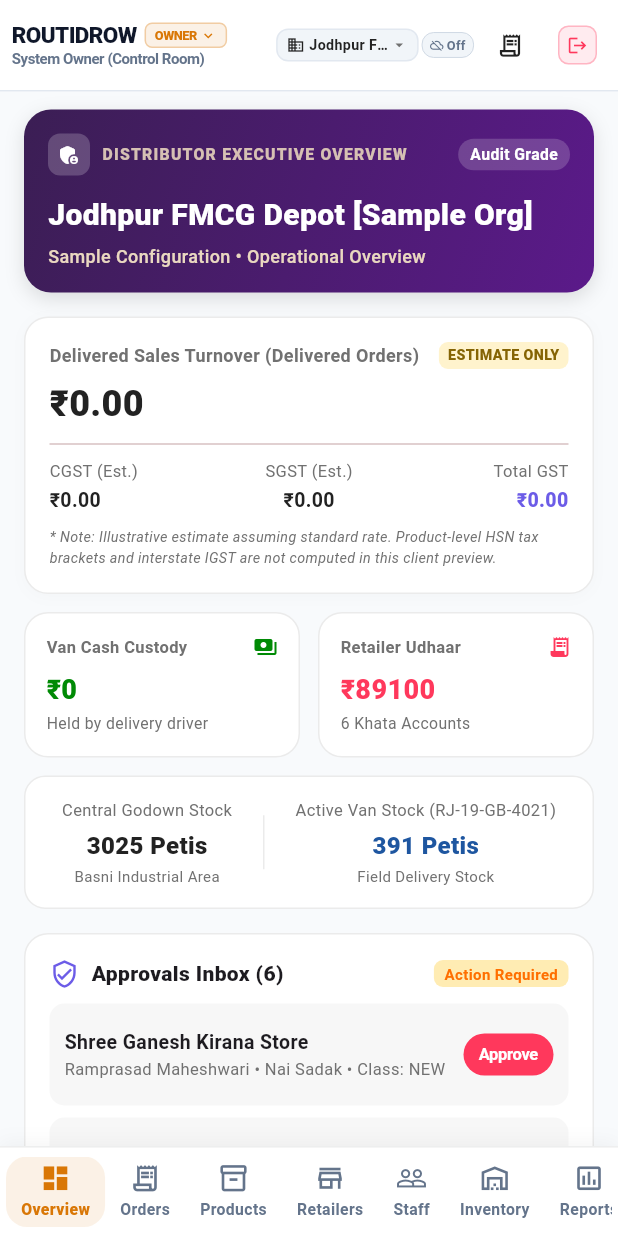
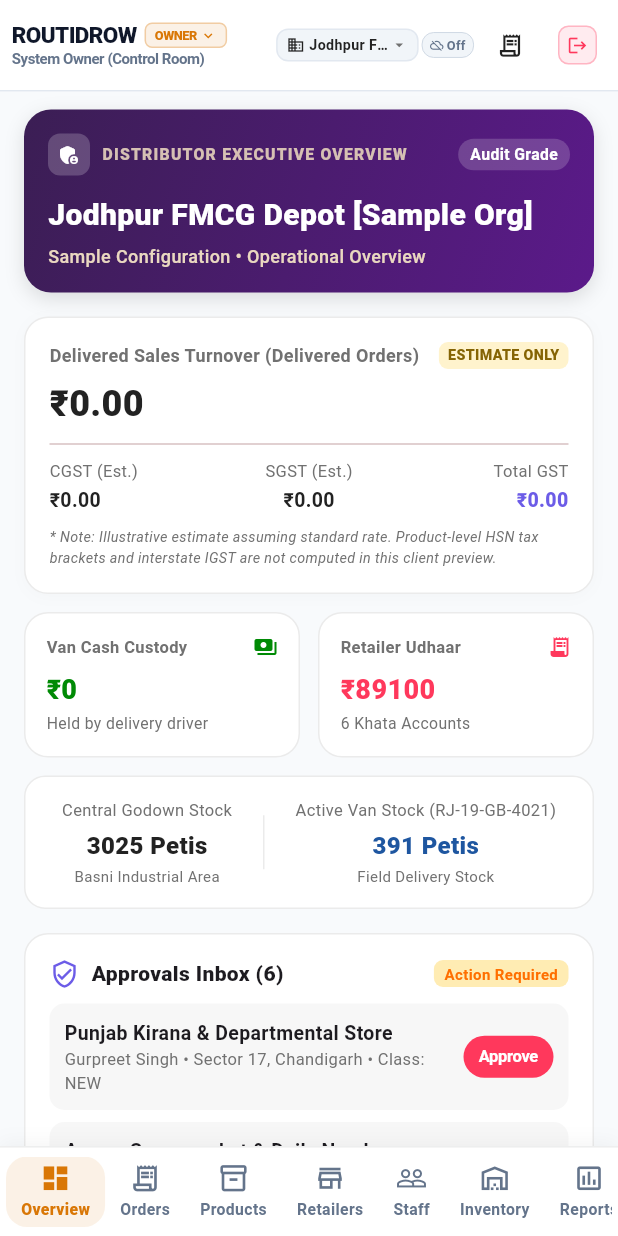
Before and after one commit to thisisrakeshhhh/app, a Flutter app: the screen it shows after launch, after a tap on "Sign In", after a tap on "Sales Rep", after a tap on "⚡ Instant Login as Distributor Owner", on a phone screen of 412 x 824 dp. Run offline on Flutter 3.47's test engine with Material 3 defaults, Android fonts, the light colour scheme and no system bars; our stand-ins replace drift, flutter_secure_storage, geolocator, google_maps_flutter, share_plus; accounts and stored records are empty; generated files the repository leaves out were written again.

Commit message:
feat(sales): live phone GPS via geolocator, Chandigarh & Mohali beat route with non-crossing road grid

```diff
--- a/flutter_distributor/lib/services/api_service.dart
+++ b/flutter_distributor/lib/services/api_service.dart
@@ -1290,8 +1290,8 @@ class ApiService extends ChangeNotifier {
         );
   }
 
-  double _currentRepLat = 26.2850;
-  double _currentRepLng = 73.0180;
+  double _currentRepLat = 30.7225;
+  double _currentRepLng = 76.7620;
 
   double get currentRepLat => _currentRepLat;
   double get currentRepLng => _currentRepLng;
@@ -1719,7 +1719,7 @@ class ApiService extends ChangeNotifier {
     return [...assigned, ...extras];
   }
 
-  /// Dynamically sequences today's beat stops along the physical road corridor (Sardarpura -> Nai Sadak)
+  /// Dynamically sequences today's beat stops along the physical road corridor (Chandigarh -> Mohali)
   /// starting from the salesperson's current real-time location.
   /// Strictly preserves monotonic forward progression along the urban corridor so routes NEVER cross themselves.
   List<RetailerShop> get dynamicRoadRouteShops {
@@ -1727,12 +1727,12 @@ class ApiService extends ChangeNotifier {
     if (allAssigned.isEmpty) return [];
 
     final sorted = List<RetailerShop>.from(allAssigned);
-    final bool startFromSouth = _currentRepLat < 26.2860;
+    final bool startFromMohaliSouth = _currentRepLat < 30.7100;
 
     sorted.sort((a, b) {
-      final latA = a.latitude ?? 26.2850;
-      final latB = b.latitude ?? 26.2850;
-      return startFromSouth ? latA.compareTo(latB) : latB.compareTo(latA);
+      final latA = a.latitude ?? 30.7225;
+      final latB = b.latitude ?? 30.7225;
+      return startFromMohaliSouth ? latA.compareTo(latB) : latB.compareTo(latA);
     });
 
     return sorted;
@@ -1750,7 +1750,7 @@ class ApiService extends ChangeNotifier {
     final currentRepEntry = SalesRepLeaderboardEntry(
       id: 'rep_current_akhendera',
       repName: 'Akhendera Singh (You)',
-      beatName: 'Sardarpura & Nai Sadak Route',
+      beatName: 'Chandigarh & Mohali Route',
       salesRevenueRupees: currentRepRevenue,
       visitsCompleted: currentRepVisitsCount,
       totalAssignedShops: totalBeatShops > 0 ? totalBeatShops : 6,
@@ -2928,7 +2928,7 @@ class ApiService extends ChangeNotifier {
   List<StaffMember> get staffList {
     if (_staff.isEmpty) {
       _staff = [
-        StaffMember(id: 'usr_sales_1', username: 'sales_rep', fullName: 'Vikram Rathore', role: 'SALES', assignedBeat: 'Sardarpura & Nai Sadak'),
+        StaffMember(id: 'usr_sales_1', username: 'sales_rep', fullName: 'Vikram Rathore', role: 'SALES', assignedBeat: 'Chandigarh & Mohali Route'),
         StaffMember(id: 'usr_wh_1', username: 'warehouse_user', fullName: 'Mukesh Godown', role: 'WAREHOUSE', assignedBeat: 'Central Godown (Basni Phase II)'),
         StaffMember(id: 'usr_del_1', username: 'delivery_user', fullName: 'Suresh Yadav', role: 'DELIVERY', assignedBeat: 'Van RJ-19-1234'),
         StaffMember(id: 'usr_adm_1', username: 'dist_admin', fullName: 'Rajesh Sharma', role: 'ADMIN', assignedBeat: 'Jodhpur FMCG Depot Head Office'),
@@ -3373,124 +3373,124 @@ class ApiService extends ChangeNotifier {
       }
     }
 
-    // 2. Jodhpur Kirana Retailers with Spatial Coordinates (Sardarpura & Nai Sadak Route)
+    // 2. Chandigarh & Mohali Retailers with Spatial Coordinates
     _retailers = [
       RetailerShop(
-        id: 'RET-JDH-01',
-        name: 'Shree Ganesh Kirana Store',
-        ownerName: 'Ramprasad Maheshwari',
-        phone: '+91 98290 12345',
-        address: 'Shop 14, Nai Sadak (Opp. Ghanta Ghar)',
-        area: 'Nai Sadak',
-        routeId: 'route_nai_sadak_01',
+        id: 'RET-CHD-01',
+        name: 'Punjab Kirana & Departmental Store',
+        ownerName: 'Gurpreet Singh',
+        phone: '+91 98150 12345',
+        address: 'SCO 45, Sector 17-C (Near Neelam Cinema)',
+        area: 'Sector 17, Chandigarh',
+        routeId: 'route_chd_mohali_01',
         shopType: 'KIRANA',
         creditLimitPaise: 5000000, // ₹50,000
         outstandingPaise: 1240000, // ₹12,400
         visitedToday: false,
-        latitude: 26.2945,
-        longitude: 73.0240,
+        latitude: 30.7398,
+        longitude: 76.7827,
       ),
       RetailerShop(
-        id: 'RET-JDH-02',
-        name: 'Jodhpur Wholesale Traders',
-        ownerName: 'Madan Lal Sharma',
-        phone: '+91 94141 55678',
-        address: 'Plot 22, B-Road, Near Nehru Park',
-        area: 'Sardarpura',
-        routeId: 'route_sardarpura_02',
-        shopType: 'WHOLESALE',
+        id: 'RET-CHD-02',
+        name: 'Aroma Supermarket & Daily Needs',
+        ownerName: 'Rajinder Kumar',
+        phone: '+91 98720 23456',
+        address: 'Booth 112, Sector 22-B Market',
+        area: 'Sector 22, Chandigarh',
+        routeId: 'route_chd_mohali_01',
+        shopType: 'SUPERMARKET',
         creditLimitPaise: 10000000, // ₹1,00,000
         outstandingPaise: 4320000, // ₹43,200
         visitedToday: true,
         todayOrderTotalPaise: 1850000,
-        totalTimeSpentSeconds: 1260, // 21m spent earlier today
+        totalTimeSpentSeconds: 1260,
         visitCountToday: 1,
-        latitude: 26.2750,
-        longitude: 73.0080,
+        latitude: 30.7300,
+        longitude: 76.7725,
       ),
       RetailerShop(
-        id: 'RET-JDH-03',
-        name: 'Marwar Super Provision Store',
-        ownerName: 'Bhanwar Singh Rathore',
-        phone: '+91 98291 98765',
-        address: 'Shop 8, Main Market, Nai Sadak',
-        area: 'Nai Sadak',
-        routeId: 'route_nai_sadak_01',
-        shopType: 'SUPERMARKET',
+        id: 'RET-CHD-03',
+        name: 'Chandigarh Provision & Confectionery',
+        ownerName: 'Harbans Lal Arora',
+        phone: '+91 94170 34567',
+        address: 'SCO 12, Sector 35-C Inner Market',
+        area: 'Sector 35, Chandigarh',
+        routeId: 'route_chd_mohali_01',
+        shopType: 'GENERAL_STORE',
         creditLimitPaise: 4000000,
         outstandingPaise: 850000,
         visitedToday: false,
-        latitude: 26.2915,
-        longitude: 73.0215,
+        latitude: 30.7225,
+        longitude: 76.7620,
       ),
       RetailerShop(
-        id: 'RET-JDH-04',
-        name: 'Mahadev Kirana & General Stores',
-        ownerName: 'Dungar Ram Dewasi',
-        phone: '+91 99280 44321',
-        address: 'SCO 9, 4th C Road',
-        area: 'Sardarpura',
-        routeId: 'route_sardarpura_02',
-        shopType: 'GENERAL_STORE',
-        creditLimitPaise: 3000000,
+        id: 'RET-CHD-04',
+        name: 'City Wholesale Traders & Mart',
+        ownerName: 'Manmohan Sharma',
+        phone: '+91 98880 45678',
+        address: 'Shop 24, Sector 43-B (Near ISBT 43)',
+        area: 'Sector 43, Chandigarh',
+        routeId: 'route_chd_mohali_01',
+        shopType: 'WHOLESALE',
+        creditLimitPaise: 8000000,
         outstandingPaise: 1520000,
         visitedToday: false,
-        latitude: 26.2810,
-        longitude: 73.0115,
+        latitude: 30.7130,
+        longitude: 76.7480,
       ),
       RetailerShop(
-        id: 'RET-JDH-05',
-        name: 'Laxmi Namkeen & Farsan Mart',
-        ownerName: 'Kailash Chand',
-        phone: '+91 98292 33445',
-        address: 'Shop 5, Jaljog Circle, Sardarpura',
-        area: 'Sardarpura',
-        routeId: 'route_sardarpura_02',
-        shopType: 'FARSAN_NAMKEEN',
+        id: 'RET-MOH-05',
+        name: 'Mohali Fresh & Daily Grocers',
+        ownerName: 'Jaswinder Singh Sidhu',
+        phone: '+91 98760 56789',
+        address: 'SCF 28, Phase 3B2 Market',
+        area: 'Phase 3B2, Mohali',
+        routeId: 'route_chd_mohali_01',
+        shopType: 'KIRANA',
         creditLimitPaise: 4500000,
         outstandingPaise: 980000,
         visitedToday: false,
-        latitude: 26.2785,
-        longitude: 73.0095,
+        latitude: 30.7055,
+        longitude: 76.7265,
       ),
       RetailerShop(
-        id: 'RET-JDH-06',
-        name: 'Shanti Sweets & Farsan Bhandar',
-        ownerName: 'Deepak Joshi',
-        phone: '+91 98293 44556',
-        address: 'Opp. Ghanta Ghar Tower, Nai Sadak',
-        area: 'Nai Sadak',
-        routeId: 'route_nai_sadak_01',
-        shopType: 'FARSAN_NAMKEEN',
+        id: 'RET-MOH-06',
+        name: 'Golden Superstore Mohali',
+        ownerName: 'Baldev Raj Gupta',
+        phone: '+91 99140 67890',
+        address: 'SCF 14, Phase 7 Main Market',
+        area: 'Phase 7, Mohali',
+        routeId: 'route_chd_mohali_01',
+        shopType: 'SUPERMARKET',
         creditLimitPaise: 6000000,
         outstandingPaise: 0,
         visitedToday: false,
-        latitude: 26.2930,
-        longitude: 73.0230,
+        latitude: 30.6975,
+        longitude: 76.7115,
       ),
     ];
 
-    // 3. Physical Warehouse Hubs
+    // 3. Physical Warehouse Hubs (Chandigarh & Mohali)
     _warehouseHubs = [
       WarehouseHub(
-        id: 'WH-JDH-CENTRAL',
-        name: 'Routidrow Central Godown',
-        code: 'BASNI-01',
-        address: 'Plot 42, Light Industrial Area, Basni Phase II, Jodhpur',
-        latitude: 26.2167,
-        longitude: 73.0167,
+        id: 'WH-CHD-CENTRAL',
+        name: 'Routidrow Industrial Area Depot',
+        code: 'CHD-IND-01',
+        address: 'Plot 72, Industrial Area Phase 1, Chandigarh',
+        latitude: 30.7050,
+        longitude: 76.8010,
         capacityBoxes: 5000,
         activeStaffCount: 8,
         godownStockBoxes: 180,
         carStockBoxes: 24,
       ),
       WarehouseHub(
-        id: 'WH-JDH-SUBDEPOT',
-        name: 'Sohati Gate City Cross-Dock',
-        code: 'SOHATI-02',
-        address: 'Shop 12, Sohati Gate Circle, Inner Ring Rd, Jodhpur',
-        latitude: 26.2870,
-        longitude: 73.0200,
+        id: 'WH-MOH-SUBDEPOT',
+        name: 'Mohali Industrial Cross-Dock',
+        code: 'MOH-IND-02',
+        address: 'Plot 15, Industrial Area Phase 8, SAS Nagar, Mohali',
+        latitude: 30.7180,
+        longitude: 76.7020,
         capacityBoxes: 1200,
         activeStaffCount: 3,
         godownStockBoxes: 40,
@@ -3504,10 +3504,10 @@ class ApiService extends ChangeNotifier {
       DistributorOrder(
         id: 'ord_init_01',
         orderNumber: 'ROUT-849201',
-        shopId: 'RET-JDH-02',
-        shopName: 'Jodhpur Wholesale Traders',
-        shopPhone: '+91 94141 55678',
-        address: 'B-Road, Sardarpura, Jodhpur',
+        shopId: 'RET-CHD-02',
+        shopName: 'Aroma Supermarket & Daily Needs',
+        shopPhone: '+91 98720 23456',
+        address: 'Sector 22-B, Chandigarh',
         items: [
           CartItem(product: _products[0], unit: OrderUnit.box, quantity: 2), // 2 boxes Real Bites Bikaneri Sev
           CartItem(product: _products[6], unit: OrderUnit.box, quantity: 1), // 1 box Real Bites Sing Bhujiya
@@ -3526,10 +3526,10 @@ class ApiService extends ChangeNotifier {
       DistributorOrder(
         id: 'ord_init_02',
         orderNumber: 'ROUT-772910',
-        shopId: 'RET-JDH-01',
-        shopName: 'Shree Ganesh Kirana Store',
-        shopPhone: '+91 98290 12345',
-        address: 'Opp. Ghanta Ghar, Station Road',
+        shopId: 'RET-CHD-01',
+        shopName: 'Punjab Kirana & Departmental Store',
+        shopPhone: '+91 98150 12345',
+        address: 'SCO 45, Sector 17-C, Chandigarh',
         items: [
           CartItem(product: _products[1], unit: OrderUnit.box, quantity: 3), // 3 boxes Real Bites Aaloo Sev
           CartItem(product: _products[9], unit: OrderUnit.strip, quantity: 4), // 4 strips Real Bites Wafers
@@ -3548,10 +3548,10 @@ class ApiService extends ChangeNotifier {
       DistributorOrder(
         id: 'ord_init_03',
         orderNumber: 'ROUT-910245',
-        shopId: 'RET-JDH-03',
-        shopName: 'Marwar Super Provision Store',
-        shopPhone: '+91 98291 98765',
-        address: 'Main Market, Sohati Gate Circle',
+        shopId: 'RET-MOH-05',
+        shopName: 'Mohali Fresh & Daily Grocers',
+        shopPhone: '+91 98760 56789',
+        address: 'SCF 28, Phase 3B2, Mohali',
         items: [
           CartItem(product: _products[0], unit: OrderUnit.strip, quantity: 6), // 6 strips Real Bites Bikaneri Sev
           CartItem(product: _products[3], unit: OrderUnit.piece, quantity: 24), // 24 pouches Real Bites Papdi Ganthiya
--- a/flutter_distributor/pubspec.yaml
+++ b/flutter_distributor/pubspec.yaml
@@ -43,6 +43,7 @@ dependencies:
   flutter_secure_storage: ^11.2.0
   share_plus: 13.3.1
   google_maps_flutter: ^2.18.1
+  geolocator: ^14.1.2
 dev_dependencies:
   flutter_test:
     sdk: flutter
```
Also changed, not shown: flutter_distributor/lib/screens/dashboards/sales_dashboard.dart (+78 -26 lines), flutter_distributor/pubspec.lock.
